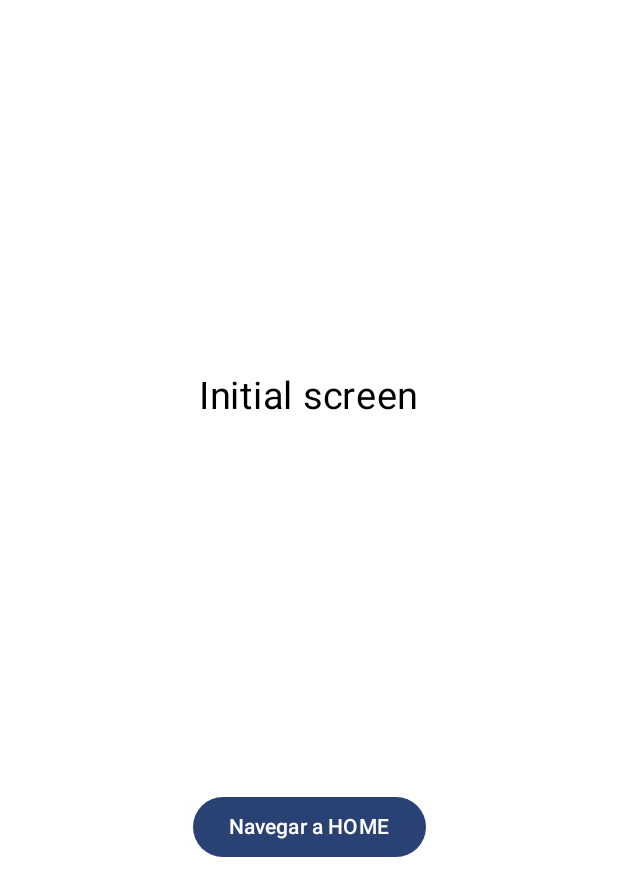
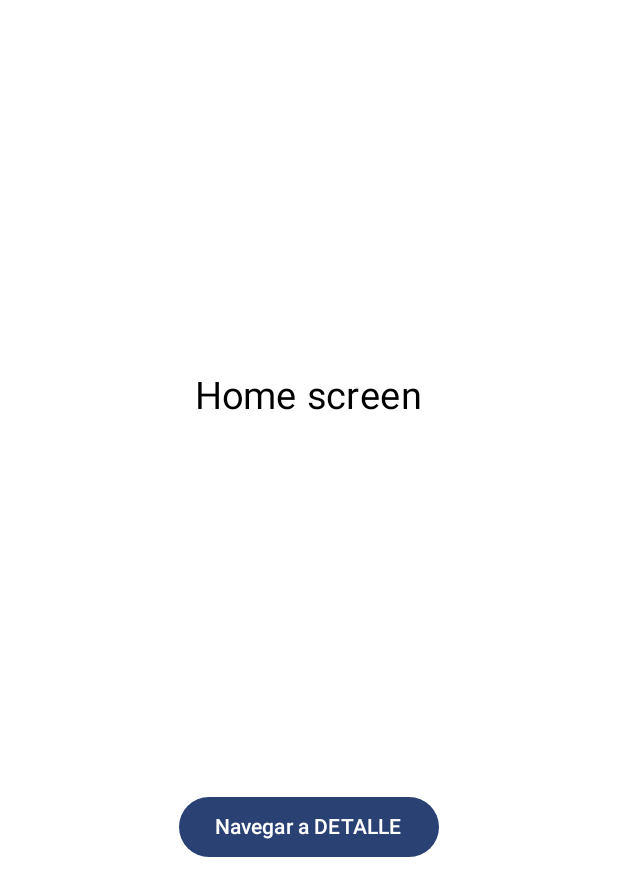
Before and after one commit to PAMN-P10/PAMN_Project, an Android app built with Jetpack Compose: the MainActivity screen opened directly, with no data from a screen before it, after a tap on "Navegar a HOME", on a phone screen of 412 x 824 dp. Shown: the top 896 px of the screen. Run offline under Robolectric (Android 15) with nearby library versions, the phone set to English and light mode, and no system bars.

Commit message:
Fix navigation from InitialScreen to HomeScreen:
- Executed navigateToHome (a lambda function) correctly within the button's onClick
- Used constant string routes (`route = "initial"). No need to implement additional solutions to handle generics

```diff
--- a/app/src/main/java/com/pamn/letscook/core/navigation/NavigationWrapper.kt
+++ b/app/src/main/java/com/pamn/letscook/core/navigation/NavigationWrapper.kt
@@ -5,11 +5,14 @@ import androidx.navigation.compose.NavHost
 import androidx.navigation.compose.rememberNavController
 import androidx.navigation.compose.composable
 import com.pamn.letscook.presentation.screens.InitialScreen
+import com.pamn.letscook.presentation.screens.HomeScreen
 
 @Composable
 fun NavigationWrapper(){
-    val navHostController = rememberNavController() // El obnbjeto que gestiona la navegacion
-    val initial = "initialScreen"
+    val navHostController = rememberNavController() // El objeto que gestiona la navegacion
+    // Advice for myself: Las constantes de ruta debería de centralizarse en un archivo separado cuando
+    val initial = "InitialScreen"
+    val home = "HomeScreen"
 
     NavHost(navController = navHostController, startDestination = initial){
 
@@ -17,21 +20,26 @@ fun NavigationWrapper(){
         // Se maneja como una tabla hash de rutas (strings) dentro del sistema de navegación de Jetpack Compose.
         //  no hay que realizar conversiones o inferencias. Las rutas como cadenas son fáciles de parsear.
         composable(route = initial){
-            InitialScreen{
-                navHostController.navigate()
-            }
+            InitialScreen(
+                navigateToHome = { navHostController.navigate(route = home)}
+            )
         }
 
         // Uso de tipo genérico: las rutas sin una clase u objeto
         // Requiere una capa adicional para mapear los tipos genéricos a cadenas o claves unicas
         // Costo adicional de procesamiento  debido a la necesidad de almacenar meta-información del tipo (erasure) y realizar conversiones dinámicas.
         /**
-        composable<"initial">{
+         composable<initial>{
             InitialScreen{
-                navHostController.navigate()
+                navHostController.navigate(Home)
             }
         }
         */
+
+         composable(route = home){
+            HomeScreen()
+        }
+
     }
 
 }
--- a/app/src/main/java/com/pamn/letscook/core/navigation/screens.kt
+++ b/app/src/main/java/com/pamn/letscook/core/navigation/screens.kt
@@ -3,7 +3,8 @@ package com.pamn.letscook.core.navigation
 import kotlinx.serialization.Serializable
 
 @Serializable
-object initialScreen
+object initial
+
 
 @Serializable
 object Home
--- a/app/src/main/java/com/pamn/letscook/presentation/screens/initialScreen.kt
+++ b/app/src/main/java/com/pamn/letscook/presentation/screens/HomeScreen.kt
@@ -3,7 +3,6 @@ package com.pamn.letscook.presentation.screens
 import androidx.compose.foundation.layout.Column
 import androidx.compose.foundation.layout.Spacer
 import androidx.compose.foundation.layout.fillMaxSize
-import androidx.compose.foundation.layout.fillMaxWidth
 import androidx.compose.material3.Button
 import androidx.compose.material3.Text
 import androidx.compose.runtime.Composable
@@ -13,13 +12,13 @@ import androidx.compose.ui.unit.sp
 
 // Screen de prueba
 @Composable
-fun InitialScreen(navigateToHome: () -> Unit) {
+fun HomeScreen() {
     Column(modifier = Modifier.fillMaxSize(), horizontalAlignment = Alignment.CenterHorizontally) {
         Spacer(modifier = Modifier.weight(1f))
-        Text(text = "Initial screen", fontSize = 25.sp)
+        Text(text = "Home screen", fontSize = 25.sp)
         Spacer(modifier = Modifier.weight(1f))
-        Button(onClick = { navigateToHome }) {
-            Text(text = "Navegar a HOME")
+        Button(onClick = { }) {
+            Text(text = "Navegar a DETALLE")
         }
         Spacer(modifier = Modifier.weight(1f))
     }
--- /dev/null
+++ b/app/src/main/java/com/pamn/letscook/presentation/screens/InitialScreen.kt
@@ -0,0 +1,25 @@
+package com.pamn.letscook.presentation.screens
+
+import androidx.compose.foundation.layout.Column
+import androidx.compose.foundation.layout.Spacer
+import androidx.compose.foundation.layout.fillMaxSize
+import androidx.compose.material3.Button
+import androidx.compose.material3.Text
+import androidx.compose.runtime.Composable
+import androidx.compose.ui.Alignment
+import androidx.compose.ui.Modifier
+import androidx.compose.ui.unit.sp
+
+// Screen de prueba
+@Composable
+fun InitialScreen(navigateToHome: () -> Unit) {
+    Column(modifier = Modifier.fillMaxSize(), horizontalAlignment = Alignment.CenterHorizontally) {
+        Spacer(modifier = Modifier.weight(1f))
+        Text(text = "Initial screen", fontSize = 25.sp)
+        Spacer(modifier = Modifier.weight(1f))
+        Button(onClick = { navigateToHome() }) {
+            Text(text = "Navegar a HOME")
+        }
+        Spacer(modifier = Modifier.weight(1f))
+    }
+}
```
